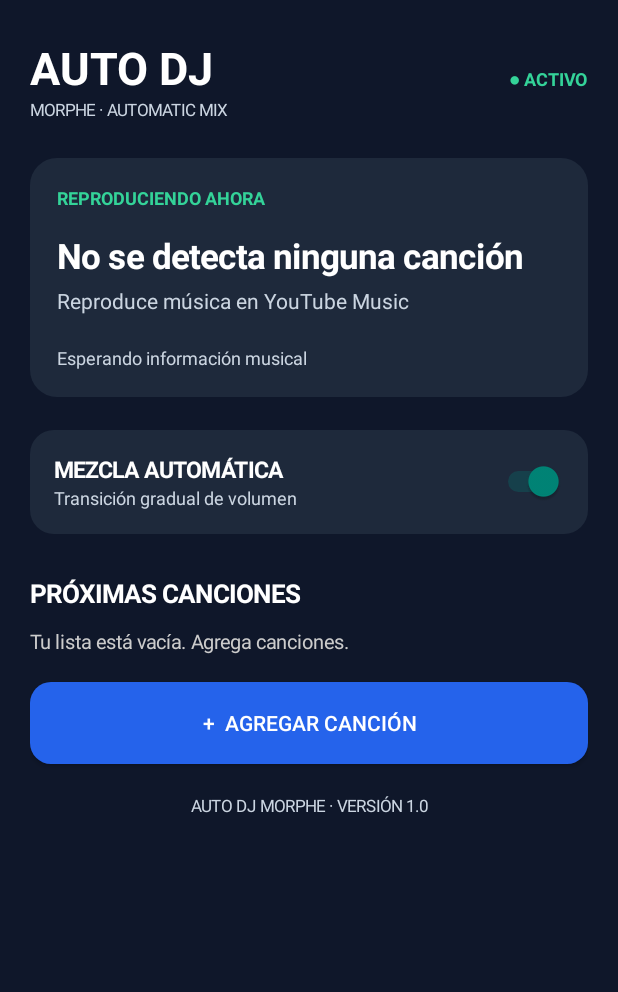
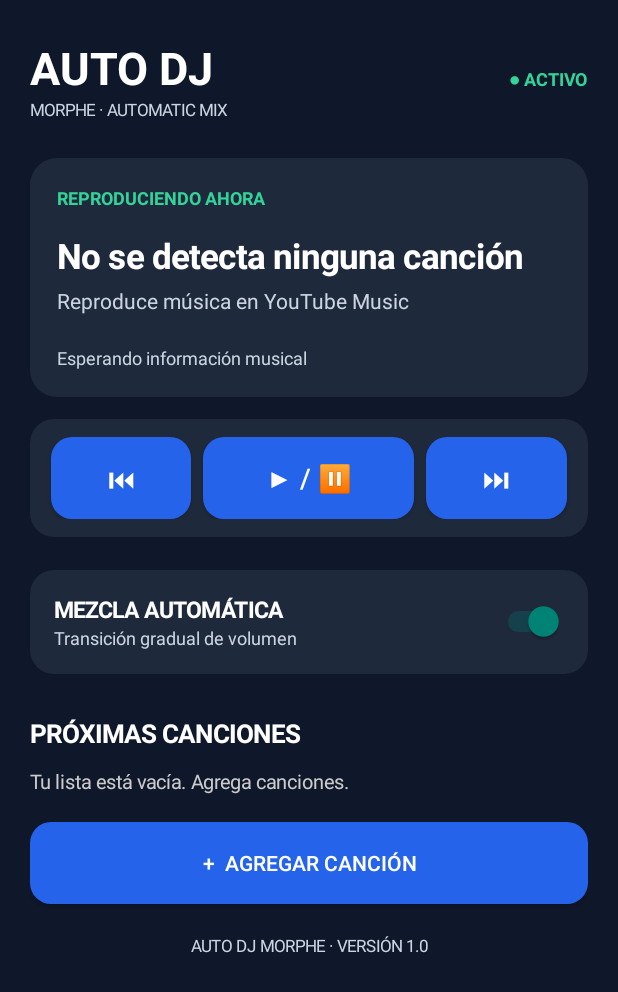
Before and after one commit to Maicol6667/AutoDJMorp, an Android app: the screen it shows after launch (MainActivity), on a phone screen of 412 x 824 dp. Shown: the top 992 px of the screen. Run offline under Robolectric (Android 15) with nearby library versions, the phone set to English and light mode, and no system bars.

Commit message:
Update MainActivity.kt

```diff
--- a/app/src/main/java/com/autodjmorp/app/MainActivity.kt
+++ b/app/src/main/java/com/autodjmorp/app/MainActivity.kt
@@ -12,6 +12,9 @@ import android.graphics.drawable.GradientDrawable
 import android.view.Gravity
 import android.view.View
 import android.widget.*
+import android.media.session.MediaController
+import android.media.session.MediaSessionManager
+import android.content.ComponentName
 
 class MainActivity : Activity() {
 
@@ -123,6 +126,47 @@ class MainActivity : Activity() {
         currentCard.addView(statusText)
         main.addView(currentCard)
 
+        addSpace(main, 15)
+
+        val controls = LinearLayout(this).apply {
+            orientation = LinearLayout.HORIZONTAL
+            gravity = Gravity.CENTER
+            setPadding(dp(10), dp(12), dp(10), dp(12))
+            setBackground(makeBackground(cardColor, 16))
+        }
+
+        fun controlButton(label: String, action: () -> Unit) =
+            Button(this).apply {
+                text = label
+                textSize = 18f
+                setTextColor(white)
+                setBackground(makeBackground(blue, 14))
+                setOnClickListener { action() }
+            }
+
+        controls.addView(
+            controlButton("⏮") { sendMediaCommand("previous") },
+            LinearLayout.LayoutParams(0, dp(55), 1f).apply {
+                setMargins(dp(4), 0, dp(4), 0)
+            }
+        )
+
+        controls.addView(
+            controlButton("▶ / ⏸") { sendMediaCommand("playpause") },
+            LinearLayout.LayoutParams(0, dp(55), 1.5f).apply {
+                setMargins(dp(4), 0, dp(4), 0)
+            }
+        )
+
+        controls.addView(
+            controlButton("⏭") { sendMediaCommand("next") },
+            LinearLayout.LayoutParams(0, dp(55), 1f).apply {
+                setMargins(dp(4), 0, dp(4), 0)
+            }
+        )
+
+        main.addView(controls)
+
         addSpace(main, 22)
 
         val transitionCard = LinearLayout(this).apply {
@@ -182,6 +226,62 @@ class MainActivity : Activity() {
         setContentView(scroll)
         refreshQueue()
         updateCurrentSong()
+    }
+
+    private fun sendMediaCommand(command: String) {
+        try {
+            val manager = getSystemService(MEDIA_SESSION_SERVICE)
+                    as MediaSessionManager
+
+            val component = ComponentName(
+                this,
+                MusicNotificationListener::class.java
+            )
+
+            val controllers = manager.getActiveSessions(component)
+
+            val preferences = getSharedPreferences(
+                "AutoDJMusic",
+                MODE_PRIVATE
+            )
+
+            val targetPackage = preferences.getString(
+                "music_package",
+                null
+            )
+
+            val controller = controllers.firstOrNull {
+                it.packageName == targetPackage
+            } ?: controllers.firstOrNull {
+                it.packageName.contains("youtube", true) ||
+                it.packageName.contains("morphe", true)
+            }
+
+            if (controller == null) {
+                statusText.text = "No se encontró la sesión de música"
+                return
+            }
+
+            when (command) {
+                "playpause" -> {
+                    val state = controller.playbackState?.state
+                    if (state == MediaController.PlaybackState.STATE_PLAYING) {
+                        controller.transportControls.pause()
+                    } else {
+                        controller.transportControls.play()
+                    }
+                }
+                "next" -> controller.transportControls.skipToNext()
+                "previous" -> controller.transportControls.skipToPrevious()
+            }
+
+            statusText.text = "Orden enviada a YouTube Music"
+
+        } catch (e: SecurityException) {
+            statusText.text = "Activa el permiso de notificaciones"
+        } catch (e: Exception) {
+            statusText.text = "No se pudo controlar la reproducción"
+        }
     }
 
     private fun updateCurrentSong() {
```
